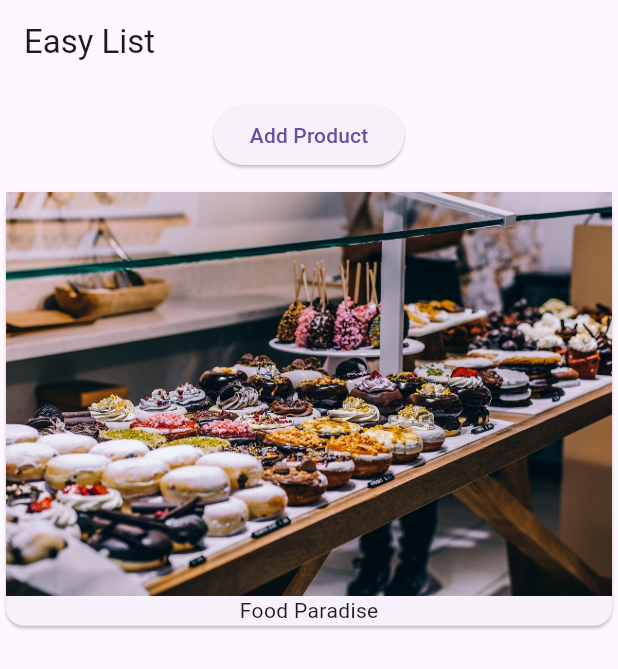
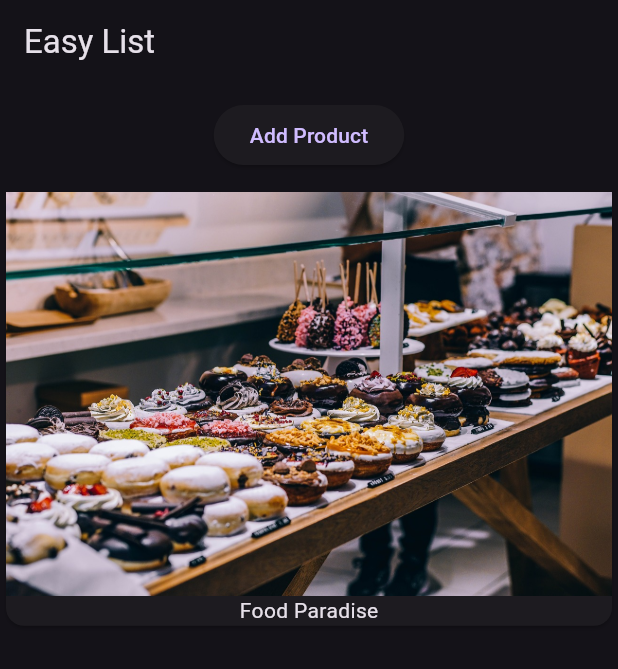
Before and after one commit to Ryanhustler420/first_app, a Flutter app: the screen it shows after launch, on a phone screen of 412 x 824 dp. Shown: the top 669 px of the screen. Run offline on Flutter 3.47's test engine with Material 3 defaults, Android fonts, the phone set to English and light mode, and no system bars.

Commit message:
added named arguments

```diff
--- a/lib/main.dart
+++ b/lib/main.dart
@@ -9,11 +9,16 @@ class MyApp extends StatelessWidget {
   @override
   Widget build(BuildContext context) {
     return MaterialApp(
+      theme: ThemeData(
+        brightness: Brightness.dark,
+        primarySwatch: Colors.deepOrange,
+        primaryColor: Colors.deepPurple,
+      ),
       home: Scaffold(
           appBar: AppBar(
             title: const Text("Easy List"),
           ),
-          body: const ProductManager('Food Tester')),
+          body: const ProductManager(startingProduct: 'Food Tester')),
     );
   }
 }
--- a/lib/product_manager.dart
+++ b/lib/product_manager.dart
@@ -6,7 +6,8 @@ import 'package:first_app/products.dart';
 class ProductManager extends StatefulWidget {
   final String startingProduct;
 
-  const ProductManager(this.startingProduct, {super.key});
+  const ProductManager({super.key, required this.startingProduct});
+  // const ProductManager({super.key, this.startingProduct = 'Sweet Tester'});
 
   @override
   State<StatefulWidget> createState() {
@@ -21,6 +22,11 @@ class _ProductManager extends State<ProductManager> {
   void initState() {
     _products.add(widget.startingProduct);
     super.initState();
+  }
+
+  @override
+  void didUpdateWidget(covariant ProductManager oldWidget) {
+    super.didUpdateWidget(oldWidget);
   }
 
   @override
--- a/lib/products.dart
+++ b/lib/products.dart
@@ -3,6 +3,7 @@ import 'package:flutter/material.dart';
 class Products extends StatelessWidget {
   final List<String> products;
 
+  // const Products({this.products = const [], super.key});
   const Products(this.products, {super.key});
 
   @override
```
